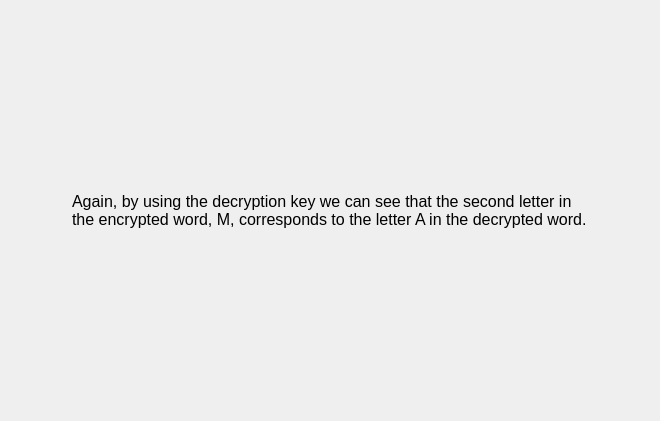
Old version of the form MarketSimulation/instructionscreen6.ui in the repository dwattttt/marketsim.
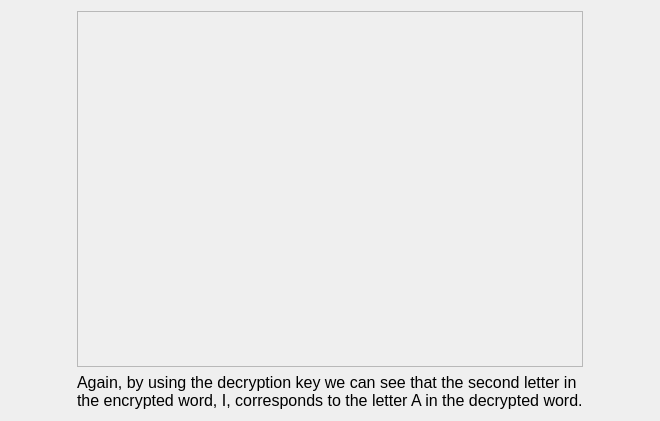
New version of the form.

Diff of the .ui file:
```diff
--- a/MarketSimulation/instructionscreen6.ui
+++ b/MarketSimulation/instructionscreen6.ui
@@ -30,17 +30,27 @@
    <item>
     <layout class="QVBoxLayout" name="verticalLayout">
      <item>
-      <spacer name="verticalSpacer">
-       <property name="orientation">
-        <enum>Qt::Vertical</enum>
+      <widget class="QFrame" name="frame">
+       <property name="sizePolicy">
+        <sizepolicy hsizetype="Preferred" vsizetype="Expanding">
+         <horstretch>0</horstretch>
+         <verstretch>0</verstretch>
+        </sizepolicy>
        </property>
-       <property name="sizeHint" stdset="0">
+       <property name="minimumSize">
         <size>
-         <width>20</width>
-         <height>40</height>
+         <width>0</width>
+         <height>30</height>
         </size>
        </property>
-      </spacer>
+       <property name="frameShape">
+        <enum>QFrame::StyledPanel</enum>
+       </property>
+       <property name="frameShadow">
+        <enum>QFrame::Raised</enum>
+       </property>
+       <layout class="QHBoxLayout" name="horizontalLayout_2"/>
+      </widget>
      </item>
      <item>
       <widget class="QLabel" name="label">
@@ -51,23 +61,10 @@
        </property>
        <property name="text">
         <string>Again, by using the decryption key we can see that the second letter in
-the encrypted word, M, corresponds to the letter A in the decrypted word.</string>
+the encrypted word, I, corresponds to the letter A in the decrypted word.</string>
        </property>
       </widget>
      </item>
-     <item>
-      <spacer name="verticalSpacer_2">
-       <property name="orientation">
-        <enum>Qt::Vertical</enum>
-       </property>
-       <property name="sizeHint" stdset="0">
-        <size>
-         <width>20</width>
-         <height>40</height>
-        </size>
-       </property>
-      </spacer>
-     </item>
     </layout>
    </item>
    <item>
```
